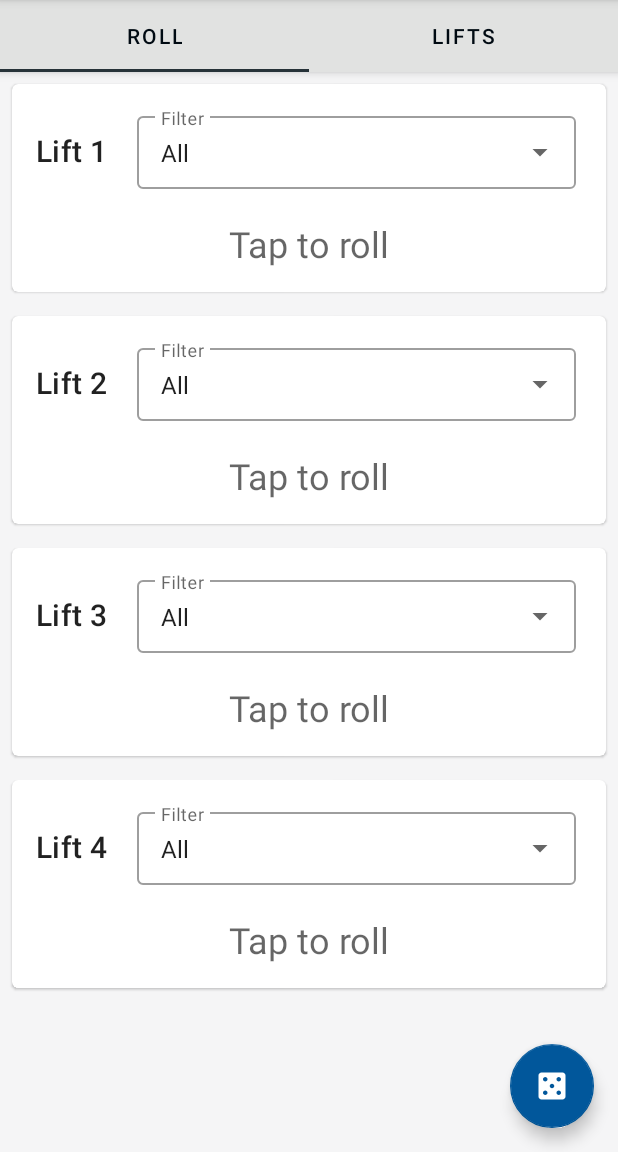
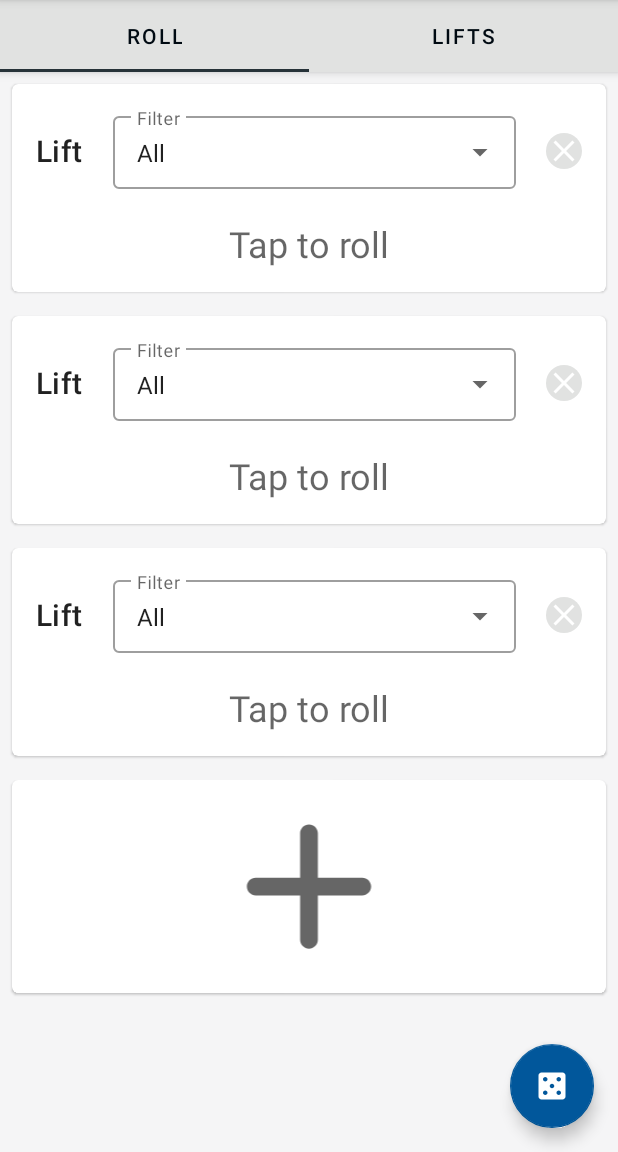
Before and after one commit to ramzan/DiceGainz, an Android app: the screen it shows after launch (MainActivity), on a phone screen of 412 x 824 dp, the part 84-1236 px from its top. Run offline under Robolectric (Android 15) with nearby library versions, the phone set to English and light mode, and no system bars; our stand-ins replace Room's generated code; 1 statement that could not run was skipped.

Commit message:
Add ability to create/delete roll cards. Closes #2

```diff
--- a/app/build.gradle
+++ b/app/build.gradle
@@ -48,6 +48,7 @@ android {
 dependencies {
 // Kotlin
     implementation "org.jetbrains.kotlin:kotlin-stdlib:$kotlin_version"
+    implementation 'org.jetbrains.kotlinx:kotlinx-coroutines-android:1.3.9'
 
 // AndroidX
     implementation 'androidx.appcompat:appcompat:1.2.0'
@@ -61,6 +62,7 @@ dependencies {
     implementation "androidx.room:room-runtime:$room_version"
     kapt "androidx.room:room-compiler:$room_version"
     implementation 'com.google.android.material:material:1.2.1'
+    implementation 'androidx.preference:preference-ktx:1.1.1'
 
     // Testing
     testImplementation 'junit:junit:4.13.1'
--- a/app/src/main/java/com/nazmar/dicegainz/MainActivity.kt
+++ b/app/src/main/java/com/nazmar/dicegainz/MainActivity.kt
@@ -4,6 +4,7 @@ import android.content.Context
 import android.os.Bundle
 import androidx.appcompat.app.AppCompatActivity
 import androidx.appcompat.app.AppCompatDelegate
+import androidx.preference.PreferenceManager
 import com.nazmar.dicegainz.database.LiftDatabase
 import com.nazmar.dicegainz.repository.Repository
 
@@ -12,7 +13,10 @@ class MainActivity : AppCompatActivity() {
     override fun onCreate(savedInstanceState: Bundle?) {
         super.onCreate(savedInstanceState)
 
-        Repository.setDataSource(LiftDatabase.getInstance(application))
+        Repository.apply {
+            setDataSource(LiftDatabase.getInstance(application))
+            setPreferences(PreferenceManager.getDefaultSharedPreferences(applicationContext))
+        }
 
         AppCompatDelegate.setDefaultNightMode(
             getPreferences(Context.MODE_PRIVATE).getInt(
--- a/app/src/main/java/com/nazmar/dicegainz/repository/Repository.kt
+++ b/app/src/main/java/com/nazmar/dicegainz/repository/Repository.kt
@@ -1,6 +1,10 @@
 package com.nazmar.dicegainz.repository
 
+import android.content.SharedPreferences
+import androidx.core.content.edit
 import androidx.lifecycle.LiveData
+import androidx.lifecycle.MutableLiveData
+import com.nazmar.dicegainz.PREF_KEY_NUM_ROLL_CARDS
 import com.nazmar.dicegainz.database.*
 import kotlinx.coroutines.CoroutineScope
 import kotlinx.coroutines.Dispatchers
@@ -11,6 +15,8 @@ object Repository {
     private lateinit var db: LiftDatabase
     private lateinit var liftDao: LiftDao
     private lateinit var tagDao: TagDao
+    private lateinit var prefs: SharedPreferences
+
     lateinit var allTagsList: LiveData<List<String>>
 
     fun setDataSource(dataBase: LiftDatabase) {
@@ -18,6 +24,30 @@ object Repository {
         liftDao = db.liftDao
         tagDao = db.tagDao
         allTagsList = getAllTags()
+    }
+
+    private var _numCards = MutableLiveData(3)
+
+    val numCards: LiveData<Int>
+        get() = _numCards
+
+    fun setPreferences(preferences: SharedPreferences) {
+        prefs = preferences
+        _numCards.value = prefs.getInt(PREF_KEY_NUM_ROLL_CARDS, 3)
+    }
+
+    fun addCard() {
+        _numCards.value = _numCards.value!! + 1
+        prefs.edit {
+            putInt(PREF_KEY_NUM_ROLL_CARDS, numCards.value!!)
+        }
+    }
+
+    fun removeCard() {
+        _numCards.value = _numCards.value!! - 1
+        prefs.edit {
+            putInt(PREF_KEY_NUM_ROLL_CARDS, numCards.value!!)
+        }
     }
 
     suspend fun getLift(liftId: Long): Lift? = liftDao.getLift(liftId)
--- a/app/src/main/java/com/nazmar/dicegainz/ui/main/MainFragment.kt
+++ b/app/src/main/java/com/nazmar/dicegainz/ui/main/MainFragment.kt
@@ -67,7 +67,7 @@ class MainFragment : Fragment() {
                             setImageDrawable(
                                 getDrawable(
                                     requireContext(),
-                                    R.drawable.ic_baseline_add_24
+                                    R.drawable.ic_round_add_24
                                 )
                             )
                             setOnClickListener {
--- a/app/src/main/java/com/nazmar/dicegainz/ui/main/MainViewModel.kt
+++ b/app/src/main/java/com/nazmar/dicegainz/ui/main/MainViewModel.kt
@@ -8,34 +8,58 @@ import com.nazmar.dicegainz.database.Lift
 import com.nazmar.dicegainz.database.T1
 import com.nazmar.dicegainz.database.T2
 import com.nazmar.dicegainz.repository.Repository
-import com.nazmar.dicegainz.ui.roll.RollCard
+import com.nazmar.dicegainz.ui.roll.Card
 import com.nazmar.dicegainz.updateFilterText
 import com.nazmar.dicegainz.updateRollResult
 import kotlinx.coroutines.launch
 
 class MainViewModel : ViewModel() {
 
-    private var _rollCards = MutableLiveData(
-        mutableListOf<RollCard>().apply {
-            for (i in 0..3) {
-                this.add(RollCard(i))
-            }
-        }
-    )
-
-    val rollCards: LiveData<MutableList<RollCard>>
-        get() = _rollCards
-
     val lifts = Repository.getAllLifts()
 
     val tags = Repository.allTagsList
 
-    fun roll(index: Int) {
+    private var idIndexMap = HashMap<Int, Int>()
+
+    private var _rollCards = MutableLiveData(mutableListOf<Card.RollCard>().apply {
+        for (i in 0 until Repository.numCards.value!!) {
+            this.add(Card.RollCard(i))
+            idIndexMap[i] = i
+        }
+    })
+
+    val rollCards: LiveData<MutableList<Card.RollCard>>
+        get() = _rollCards
+
+    fun addCard() {
+        _rollCards.value?.let {
+            val id = if (it.isEmpty()) 0 else it.last().id + 1
+            it.add(Card.RollCard(id))
+            idIndexMap[id] = it.size - 1
+            _rollCards.value = it
+            Repository.addCard()
+        }
+    }
+
+    fun deleteCard(id: Int) {
+        _rollCards.value?.let {
+            idIndexMap[id]?.let { index ->
+                it.removeAt(index)
+                idIndexMap.remove(id)
+                for (i in index until it.size) idIndexMap[it[i].id] = i
+                _rollCards.value = it
+                Repository.removeCard()
+            }
+        }
+    }
+
+    fun roll(id: Int) {
+        rollCards.value?.let { list ->
+            idIndexMap[id]?.let { index ->
                 viewModelScope.launch {
-            rollCards.value?.get(index)?.let { card ->
                     val lift = (tags.value?.let {
-                    if (it.contains(card.filterText)) {
-                        Repository.getLiftsForTagOneShot(card.filterText)
+                        if (it.contains(list[index].filterText)) {
+                            Repository.getLiftsForTagOneShot(list[index].filterText)
                         } else {
                             Repository.getAllLiftsOneShot()
                         }
@@ -44,12 +68,15 @@ class MainViewModel : ViewModel() {
                 }
             }
         }
+    }
 
-    fun updateFilterText(position: Int, text: String) = _rollCards.updateFilterText(position, text)
+    fun updateFilterText(id: Int, text: String) = idIndexMap[id]?.let {
+        _rollCards.updateFilterText(it, text)
+    }
 
     fun rollAll() {
         rollCards.value?.let { list ->
-            if (!lifts.value.isNullOrEmpty()) list.indices.forEach { roll(it) }
+            if (!lifts.value.isNullOrEmpty()) list.forEach { roll(it.id) }
         }
     }
 
--- a/app/src/main/java/com/nazmar/dicegainz/ui/roll/RollCardAdapter.kt
+++ b/app/src/main/java/com/nazmar/dicegainz/ui/roll/RollCardAdapter.kt
@@ -2,6 +2,7 @@ package com.nazmar.dicegainz.ui.roll
 
 import android.content.res.Resources
 import android.view.LayoutInflater
+import android.view.View
 import android.view.ViewGroup
 import android.widget.AdapterView
 import androidx.recyclerview.widget.DiffUtil
@@ -11,62 +12,106 @@ import com.nazmar.dicegainz.R
 import com.nazmar.dicegainz.databinding.ListItemRollCardBinding
 import com.nazmar.dicegainz.ui.NoFilterAdapter
 
+private const val ITEM_VIEW_TYPE_ROLL = 0
+private const val ITEM_VIEW_TYPE_ADD = 1
 
 class RollCardAdapter(private val onClickListener: OnClickListener, val resources: Resources) :
-    ListAdapter<RollCard, RollCardAdapter.ViewHolder>(RollCardDiffCallback()) {
+    ListAdapter<Card, RecyclerView.ViewHolder>(RollCardDiffCallback()) {
 
     private var filterAdapter: NoFilterAdapter? = null
-
-    override fun onBindViewHolder(holder: ViewHolder, position: Int) {
-        val item = getItem(position)
-        holder.itemView.setOnClickListener {
-            onClickListener.onRollClick(position)
-        }
-        holder.bind(
-            item,
-            resources.getString(R.string.roll_card_title, position + 1),
-            resources.getString(R.string.tap_to_roll),
-            resources.getString(R.string.all),
-            filterAdapter,
-            onClickListener::onFilterClick
-        )
-    }
-
-    interface OnClickListener {
-        fun onRollClick(position: Int)
-        fun onFilterClick(position: Int, text: String)
-    }
 
     fun setTagFilterAdapter(adapter: NoFilterAdapter) {
         filterAdapter = adapter
     }
 
-    override fun onCreateViewHolder(parent: ViewGroup, viewType: Int): ViewHolder {
-        return ViewHolder.from(parent)
+    override fun onCreateViewHolder(parent: ViewGroup, viewType: Int): RecyclerView.ViewHolder {
+        return when (viewType) {
+            ITEM_VIEW_TYPE_ROLL -> ViewHolder.from(parent)
+            ITEM_VIEW_TYPE_ADD -> AddCardViewHolder.from(parent)
+            else -> throw ClassCastException("Unknown viewType $viewType")
+        }
+    }
+
+    fun addAddCardAndSubmitList(list: List<Card>) {
+        submitList(list + listOf(Card.AddCard))
+    }
+
+    override fun onBindViewHolder(holder: RecyclerView.ViewHolder, position: Int) {
+        val item = getItem(position)
+
+        when (holder) {
+            is ViewHolder -> {
+                holder.itemView.setOnClickListener {
+                    onClickListener.onRoll(item.id)
+                }
+                holder.bind(
+                    item,
+                    resources.getString(R.string.tap_to_roll),
+                    resources.getString(R.string.all),
+                    filterAdapter,
+                    onClickListener::onFilterChange,
+                    onClickListener::onDeleteCard
+                )
+            }
+            is AddCardViewHolder -> {
+                holder.itemView.setOnClickListener {
+                    onClickListener.onAddCard()
+                }
+            }
+        }
+    }
+
+    override fun getItemViewType(position: Int): Int {
+        return when (getItem(position)) {
+            is Card.RollCard -> ITEM_VIEW_TYPE_ROLL
+            is Card.AddCard -> ITEM_VIEW_TYPE_ADD
+        }
+    }
+
+    interface OnClickListener {
+        fun onRoll(id: Int)
+        fun onFilterChange(id: Int, text: String)
+        fun onAddCard()
+        fun onDeleteCard(id: Int)
+    }
+
+    class AddCardViewHolder(view: View) : RecyclerView.ViewHolder(view) {
+        companion object {
+            fun from(parent: ViewGroup): AddCardViewHolder {
+                val layoutInflater = LayoutInflater.from(parent.context)
+                val view = layoutInflater.inflate(R.layout.addcard, parent, false)
+                return AddCardViewHolder(view)
+            }
+        }
     }
 
     class ViewHolder private constructor(private val binding: ListItemRollCardBinding) :
         RecyclerView.ViewHolder(binding.root) {
 
         fun bind(
-            item: RollCard,
-            title: String,
+            item: Card,
             tapToRollString: String,
             allTagString: String,
             filterAdapter: NoFilterAdapter?,
-            onFilterClick: (Int, String) -> Unit,
+            onFilterChange: (Int, String) -> Unit,
+            onDeleteCard: (Int) -> Unit,
         ) {
+            if (item is Card.RollCard) {
                 binding.apply {
-                cardNumber.text = title
+                    cardDeleteBtn.setOnClickListener {
+                        onDeleteCard(item.id)
+                    }
+
+                    rollText.text =
+                        if (item.rollResult.isNotEmpty()) item.rollResult else tapToRollString
+
                     filter.setText(if (item.filterText.isEmpty()) allTagString else item.filterText)
-                rollText.text = if (item.rollResult.isEmpty()) {
-                    tapToRollString
-                } else item.rollResult
                     filterAdapter?.let {
                         filter.setAdapter(it)
                         filter.onItemClickListener = AdapterView.OnItemClickListener { _, _, _, _ ->
-                        onFilterClick(item.id, filter.text.toString())
+                            onFilterChange(item.id, filter.text.toString())
                             filter.clearFocus()
+                        }
                     }
                 }
             }
@@ -85,18 +130,27 @@ class RollCardAdapter(private val onClickListener: OnClickListener, val resource
     }
 }
 
-class RollCardDiffCallback : DiffUtil.ItemCallback<RollCard>() {
-    override fun areItemsTheSame(oldItem: RollCard, newItem: RollCard): Boolean {
+class RollCardDiffCallback : DiffUtil.ItemCallback<Card>() {
+    override fun areItemsTheSame(oldItem: Card, newItem: Card): Boolean {
         return oldItem.id == newItem.id
     }
 
-    override fun areContentsTheSame(oldItem: RollCard, newItem: RollCard): Boolean {
+    override fun areContentsTheSame(oldItem: Card, newItem: Card): Boolean {
         return oldItem == newItem
     }
 }
 
+
+sealed class Card {
+    abstract val id: Int
+
     data class RollCard(
-    val id: Int,
+        override val id: Int,
         var filterText: String = "",
         var rollResult: String = ""
-)
+    ) : Card()
+
+    object AddCard : Card() {
+        override val id = -1
+    }
+}
--- a/app/src/main/java/com/nazmar/dicegainz/ui/roll/RollFragment.kt
+++ b/app/src/main/java/com/nazmar/dicegainz/ui/roll/RollFragment.kt
@@ -21,6 +21,8 @@ class RollFragment : Fragment() {
     private var _binding: RollFragmentBinding? = null
     private val binding get() = _binding!!
     private val viewModel: MainViewModel by activityViewModels()
+
+    private lateinit var adapter: RollCardAdapter
 
     override fun onCreateView(
         inflater: LayoutInflater, container: ViewGroup?,
@@ -46,14 +48,16 @@ class RollFragment : Fragment() {
                 }
             }
 
-            val adapter = RollCardAdapter(object : RollCardAdapter.OnClickListener {
-                override fun onRollClick(position: Int) {
-                    viewModel.roll(position)
+            adapter = RollCardAdapter(object : RollCardAdapter.OnClickListener {
+                override fun onRoll(id: Int) = viewModel.roll(id)
+
+                override fun onFilterChange(id: Int, text: String) {
+                    viewModel.updateFilterText(id, text)
                 }
 
-                override fun onFilterClick(position: Int, text: String) {
-                    viewModel.updateFilterText(position, text)
-                }
+                override fun onAddCard() = viewModel.addCard()
+
+                override fun onDeleteCard(id: Int) = viewModel.deleteCard(id)
             }, resources)
 
             rollCardList.adapter = adapter
@@ -70,7 +74,7 @@ class RollFragment : Fragment() {
             }
 
             viewModel.rollCards.observe(viewLifecycleOwner, {
-                adapter.submitList(it)
+                adapter.addAddCardAndSubmitList(it as List<Card>)
             })
         }
         return binding.root
--- a/app/src/main/res/drawable/ic_baseline_add_24.xml
+++ b/app/src/main/res/drawable-night/ic_round_add_24.xml
@@ -1,10 +1,10 @@
 <vector xmlns:android="http://schemas.android.com/apk/res/android"
     android:width="24dp"
     android:height="24dp"
-    android:tint="#FFFFFF"
+    android:tint="?attr/colorControlNormal"
     android:viewportWidth="24"
     android:viewportHeight="24">
     <path
         android:fillColor="@android:color/white"
-        android:pathData="M19,13h-6v6h-2v-6H5v-2h6V5h2v6h6v2z" />
+        android:pathData="M18,13h-5v5c0,0.55 -0.45,1 -1,1s-1,-0.45 -1,-1v-5H6c-0.55,0 -1,-0.45 -1,-1s0.45,-1 1,-1h5V6c0,-0.55 0.45,-1 1,-1s1,0.45 1,1v5h5c0.55,0 1,0.45 1,1s-0.45,1 -1,1z" />
 </vector>
--- /dev/null
+++ b/app/src/main/res/drawable-night/rounded_button.xml
@@ -0,0 +1,6 @@
+<?xml version="1.0" encoding="utf-8"?>
+<shape xmlns:android="http://schemas.android.com/apk/res/android"
+    android:shape="oval">
+    <solid android:color="@color/cardview_dark_background" />
+
+</shape>
--- /dev/null
+++ b/app/src/main/res/drawable/ic_round_add_24.xml
@@ -0,0 +1,10 @@
+<vector xmlns:android="http://schemas.android.com/apk/res/android"
+    android:width="24dp"
+    android:height="24dp"
+    android:tint="?attr/colorControlNormal"
+    android:viewportWidth="24"
+    android:viewportHeight="24">
+    <path
+        android:fillColor="@android:color/white"
+        android:pathData="M18,13h-5v5c0,0.55 -0.45,1 -1,1s-1,-0.45 -1,-1v-5H6c-0.55,0 -1,-0.45 -1,-1s0.45,-1 1,-1h5V6c0,-0.55 0.45,-1 1,-1s1,0.45 1,1v5h5c0.55,0 1,0.45 1,1s-0.45,1 -1,1z" />
+</vector>
--- /dev/null
+++ b/app/src/main/res/drawable/rounded_button.xml
@@ -0,0 +1,6 @@
+<?xml version="1.0" encoding="utf-8"?>
+<shape xmlns:android="http://schemas.android.com/apk/res/android"
+    android:shape="oval">
+    <solid android:color="@color/surfaceColor" />
+
+</shape>
--- /dev/null
+++ b/app/src/main/res/layout/addcard.xml
@@ -0,0 +1,14 @@
+<?xml version="1.0" encoding="utf-8"?>
+<com.google.android.material.card.MaterialCardView xmlns:android="http://schemas.android.com/apk/res/android"
+    android:layout_width="match_parent"
+    android:layout_height="142dp"
+    android:layout_gravity="center"
+    android:layout_margin="8dp">
+
+    <ImageView
+        android:layout_width="match_parent"
+        android:layout_height="match_parent"
+        android:contentDescription="@string/add_card_description"
+        android:src="@drawable/ic_round_add_24" />
+
+</com.google.android.material.card.MaterialCardView>
--- a/app/src/main/res/layout/list_item_roll_card.xml
+++ b/app/src/main/res/layout/list_item_roll_card.xml
@@ -18,20 +18,20 @@
             android:orientation="horizontal">
 
             <TextView
-                android:id="@+id/card_number"
                 android:layout_width="wrap_content"
                 android:layout_height="wrap_content"
+                android:text="@string/roll_card_title"
                 android:textAlignment="center"
-                android:textAppearance="?attr/textAppearanceHeadline6"
-                tools:text="@string/lift_1" />
+                android:textAppearance="?attr/textAppearanceHeadline6" />
 
             <com.google.android.material.textfield.TextInputLayout
                 style="@style/Widget.MaterialComponents.TextInputLayout.OutlinedBox.Dense.ExposedDropdownMenu"
-                android:layout_width="match_parent"
+                android:layout_width="0dp"
                 android:layout_height="wrap_content"
                 android:layout_marginStart="4dp"
                 android:layout_marginTop="4dp"
                 android:layout_marginEnd="4dp"
+                android:layout_weight="1"
                 android:paddingStart="@dimen/defaultPadding"
                 tools:ignore="RtlSymmetry">
 
@@ -44,6 +44,16 @@
                     android:singleLine="true" />
 
             </com.google.android.material.textfield.TextInputLayout>
+
+            <ImageButton
+                android:id="@+id/card_delete_btn"
+                android:layout_width="wrap_content"
+                android:layout_height="wrap_content"
+                android:layout_gravity="center"
+                android:layout_marginStart="@dimen/defaultPadding"
+                android:background="@drawable/rounded_button"
+                android:contentDescription="@string/delete_card_description"
+                android:src="@drawable/ic_baseline_close_24" />
 
         </LinearLayout>
 
--- a/app/src/main/res/layout/main_fragment.xml
+++ b/app/src/main/res/layout/main_fragment.xml
@@ -35,5 +35,5 @@
         android:layout_gravity="bottom|end"
         android:layout_margin="@dimen/fab_margin"
         android:contentDescription="@string/fab_description"
-        app:srcCompat="@drawable/ic_baseline_add_24" />
+        app:srcCompat="@drawable/ic_baseline_casino_24" />
 </androidx.coordinatorlayout.widget.CoordinatorLayout>
--- a/app/src/main/res/values/strings.xml
+++ b/app/src/main/res/values/strings.xml
@@ -31,7 +31,9 @@
     <string name="system">System</string>
     <string name="about_message"><a href="https://github.com/ramzan/dicegainz/">Source code</a>\n\nThis app is based on the <a href="https://redd.it/aqkdgo/">General Gainz</a> training method by <a href="https://swoleateveryheight.blogspot.com/">Cody Lefever</a>.</string>
     <string name="fab_description">Floating action button</string>
-    <string name="roll_card_title">Lift %d</string>
+    <string name="roll_card_title">Lift</string>
+    <string name="add_card_description">Add roll card</string>
+    <string name="delete_card_description">Delete roll card</string>
     <string-array name="tier_string_array">
         <item>@string/both</item>
         <item>@string/t1</item>
```
Also changed, not shown: app/src/main/java/com/nazmar/dicegainz/Util.kt (+8 -3 lines). Lines whose indentation alone changed are shown as unchanged.
